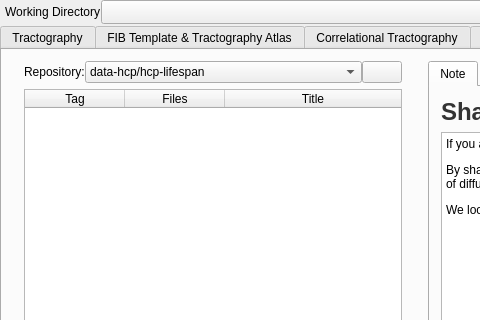
Above: mainwindow.ui from frankyeh/DSI-Studio before the change; both pictures show x 0 to 480 and y 0 to 320 of the 1272 by 758 pixel window. Below: the same form after it.
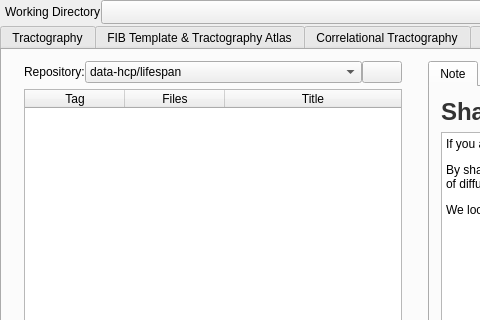
That is the form after the change. Icons and pictures are not drawn.

Diff of the .ui file:
```diff
--- a/mainwindow.ui
+++ b/mainwindow.ui
@@ -2638,7 +2638,7 @@
                 </property>
                 <item>
                  <property name="text">
-                  <string>data-hcp/hcp-lifespan</string>
+                  <string>data-hcp/lifespan</string>
                  </property>
                 </item>
                 <item>
```
